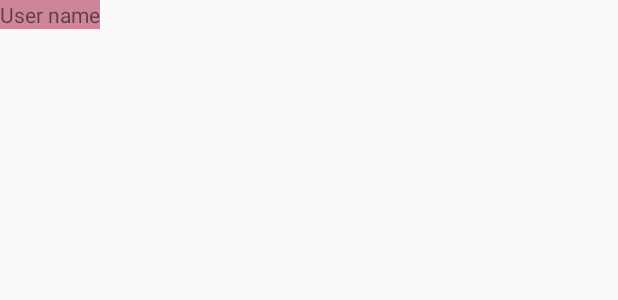
After one commit to AshwiniThonteswaramurthy/InstagramViewer, an Android app: the layout instagram_complex_row.xml on its own in the app's theme, with its tools: preview values and no code run, on a phone screen of 412 x 824 dp. The commit adds this screen. Shown: the top 300 px of the screen. Run offline under Robolectric (Android 15) with nearby library versions, the phone set to English and light mode, and no system bars.

Commit message:
get data from instagram api

```diff
--- a/app/build.gradle
+++ b/app/build.gradle
@@ -22,4 +22,8 @@ android {
 dependencies {
     compile fileTree(dir: 'libs', include: ['*.jar'])
     compile 'com.android.support:appcompat-v7:22.1.1'
+    // Picasso for remote image loading
+    compile 'com.squareup.picasso:picasso:2.4.0'
+    // Android Async Http for sending async network requests
+    compile 'com.loopj.android:android-async-http:1.4.6'
 }
--- /dev/null
+++ b/app/src/main/res/layout/instagram_complex_row.xml
@@ -0,0 +1,23 @@
+<?xml version="1.0" encoding="utf-8"?>
+<RelativeLayout xmlns:android="http://schemas.android.com/apk/res/android"
+    android:layout_width="wrap_content"
+    android:layout_height="wrap_content"
+    android:background="#80a4113b">
+
+    <ImageView
+        android:layout_width="wrap_content"
+        android:layout_height="wrap_content"
+        android:id="@+id/ivUserProfilePic"
+        android:layout_alignParentTop="true"
+        android:layout_alignParentLeft="true"
+        android:layout_alignParentStart="true"
+        android:contentDescription="User Profile Pic" />
+
+    <TextView
+        android:id="@+id/tvUserName"
+        android:layout_width="wrap_content"
+        android:layout_height="wrap_content"
+        android:layout_toRightOf="@+id/ivUserProfilePic"
+        android:text="User name"
+        android:textAppearance="?android:attr/textAppearanceSmall" />
+</RelativeLayout>
```
Also changed, not shown: app/src/main/AndroidManifest.xml (+6 -3 lines), app/src/main/java/com/android/ashwini/instagramviewer/InstagramClient.java (added, +24 -0 lines), app/src/main/java/com/android/ashwini/instagramviewer/InstagramPhotoAdapter.java (added, +35 -0 lines), app/src/main/java/com/android/ashwini/instagramviewer/Photo.java (added, +113 -0 lines), app/src/main/java/com/android/ashwini/instagramviewer/PhotoViewerActivity.java (+38 -1 lines), app/src/main/res/layout/activity_photo_viewer.xml (+17 -5 lines), 1 other file.
